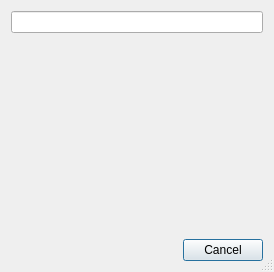
morinted/plover, file plover/gui_qt/lookup_dialog.ui: the form before one commit.
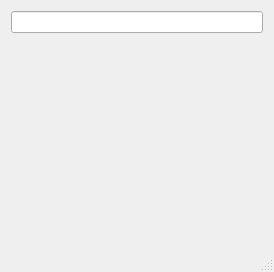
The form after the commit.

Commit message: gui_qt: get rid of unnecessary cancel button on lookup

The edit to the form file:
```diff
--- a/plover/gui_qt/lookup_dialog.ui
+++ b/plover/gui_qt/lookup_dialog.ui
@@ -29,7 +29,7 @@
       <enum>Qt::Horizontal</enum>
      </property>
      <property name="standardButtons">
-      <set>QDialogButtonBox::Cancel</set>
+      <set>QDialogButtonBox::NoButton</set>
      </property>
     </widget>
    </item>
```
